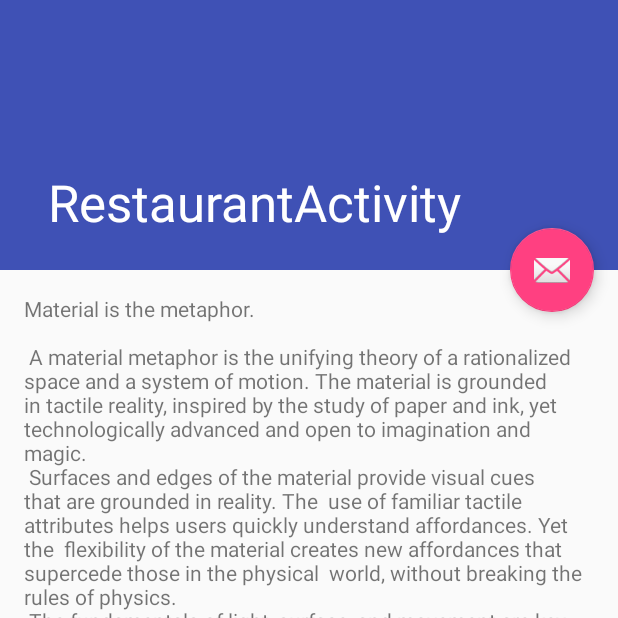
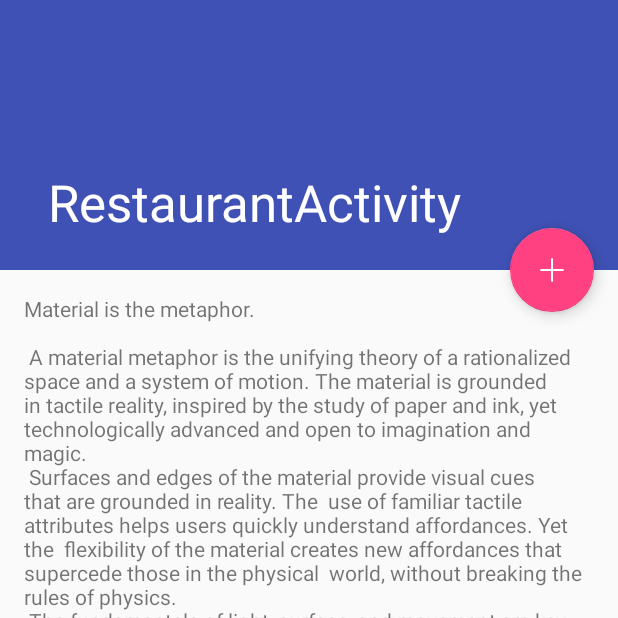
Before and after one commit to alexmiragall/Gourmet, an Android app: the RestaurantActivity screen opened directly, with no data from a screen before it, on a phone screen of 412 x 824 dp, the top half of it. Run offline under Robolectric (Android 15) with nearby library versions, the phone set to English and light mode, and no system bars; our stand-ins replace ButterKnife, Picasso; libraries missing offline, so code that uses them is left out: android.support.v7; pictures from the network do not load; 2 statements that could not run were skipped.

Commit message:
changing icon

```diff
--- a/app/src/main/res/layout/activity_main.xml
+++ b/app/src/main/res/layout/activity_main.xml
@@ -92,7 +92,7 @@
 				android:layout_height="wrap_content"
 				android:layout_gravity="end|bottom"
 				android:layout_margin="@dimen/fab_margin"
-				android:src="@android:drawable/ic_dialog_email"/>
+				android:src="@mipmap/ic_add_icon"/>
 
 	</android.support.design.widget.CoordinatorLayout>
 </FrameLayout>
--- a/app/src/main/res/layout/activity_restaurant.xml
+++ b/app/src/main/res/layout/activity_restaurant.xml
@@ -50,6 +50,6 @@
 			android:layout_margin="@dimen/fab_margin"
 			app:layout_anchor="@id/app_bar"
 			app:layout_anchorGravity="bottom|end"
-			android:src="@android:drawable/ic_dialog_email"/>
+			android:src="@mipmap/ic_add_icon"/>
 
 </android.support.design.widget.CoordinatorLayout>
```
Also changed, not shown: app/src/main/res/mipmap-hdpi/ic_add_icon.png (added), app/src/main/res/mipmap-mdpi/ic_add_icon.png (added), app/src/main/res/mipmap-xhdpi/ic_add_icon.png (added), app/src/main/res/mipmap-xxhdpi/ic_add_icon.png (added), app/src/main/res/mipmap-xxxhdpi/ic_add_icon.png (added).
